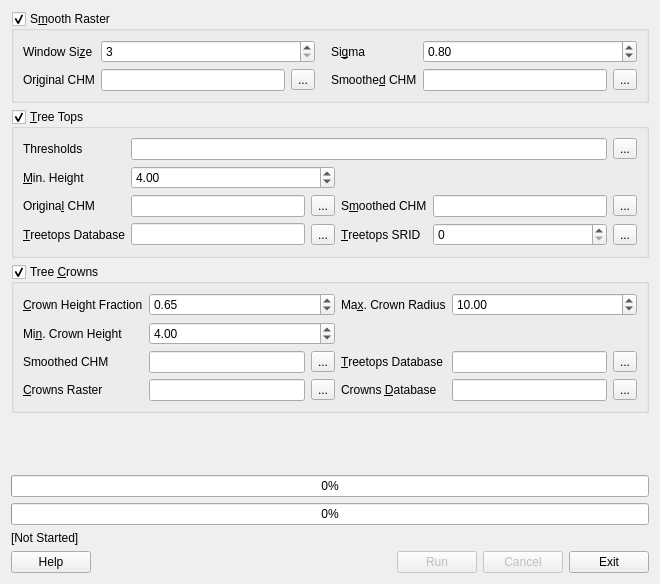
rskelly/treetops, file src/apps/treetops.ui: the form before one commit.
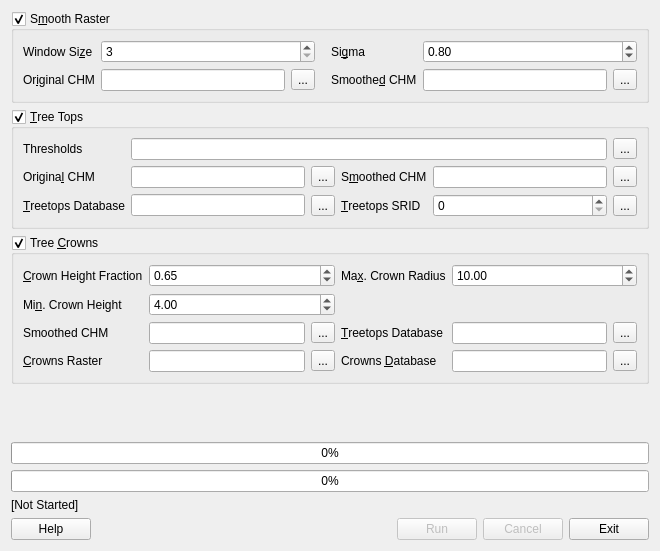
The form after the commit.

Commit message: Remove topsMinHeight config field.

```diff
--- a/src/apps/treetops.ui
+++ b/src/apps/treetops.ui
@@ -7,7 +7,7 @@
     <x>0</x>
     <y>0</y>
     <width>660</width>
-    <height>584</height>
+    <height>551</height>
    </rect>
   </property>
   <property name="sizePolicy">
@@ -175,7 +175,10 @@
      <layout class="QHBoxLayout" name="horizontalLayout">
       <item>
        <layout class="QGridLayout" name="topsGrid">
-        <item row="2" column="2">
+        <item row="0" column="1" colspan="4">
+         <widget class="QLineEdit" name="txtTopsThresholds"/>
+        </item>
+        <item row="1" column="2">
          <widget class="QToolButton" name="btnTopsOriginalCHM">
           <property name="mouseTracking">
            <bool>false</bool>
@@ -188,17 +191,7 @@
           </property>
          </widget>
         </item>
-        <item row="1" column="0">
-         <widget class="QLabel" name="label_4">
-          <property name="text">
-           <string>&amp;Min. Height</string>
-          </property>
-          <property name="buddy">
-           <cstring>spnTopsMinHeight</cstring>
-          </property>
-         </widget>
-        </item>
-        <item row="3" column="2">
+        <item row="2" column="2">
          <widget class="QToolButton" name="btnTopsTreetopsDatabase">
           <property name="mouseTracking">
            <bool>false</bool>
@@ -211,23 +204,7 @@
           </property>
          </widget>
         </item>
-        <item row="1" column="1" colspan="2">
-         <widget class="QDoubleSpinBox" name="spnTopsMinHeight">
-          <property name="mouseTracking">
-           <bool>false</bool>
-          </property>
-          <property name="acceptDrops">
-           <bool>false</bool>
-          </property>
-          <property name="maximum">
-           <double>300.000000000000000</double>
-          </property>
-          <property name="value">
-           <double>4.000000000000000</double>
-          </property>
-         </widget>
-        </item>
-        <item row="3" column="1">
+        <item row="2" column="1">
          <widget class="QLineEdit" name="txtTopsTreetopsDatabase">
           <property name="mouseTracking">
            <bool>false</bool>
@@ -237,10 +214,7 @@
           </property>
          </widget>
         </item>
-        <item row="2" column="4">
-         <widget class="QLineEdit" name="txtTopsSmoothedCHM"/>
-        </item>
-        <item row="2" column="1">
+        <item row="1" column="1">
          <widget class="QLineEdit" name="txtTopsOriginalCHM">
           <property name="mouseTracking">
            <bool>false</bool>
@@ -250,17 +224,10 @@
           </property>
          </widget>
         </item>
-        <item row="3" column="0">
-         <widget class="QLabel" name="label_6">
-          <property name="text">
-           <string>&amp;Treetops Database</string>
-          </property>
-          <property name="buddy">
-           <cstring>txtTopsTreetopsDatabase</cstring>
-          </property>
-         </widget>
+        <item row="1" column="4">
+         <widget class="QLineEdit" name="txtTopsSmoothedCHM"/>
         </item>
-        <item row="3" column="4">
+        <item row="2" column="4">
          <widget class="QSpinBox" name="spnTopsTreetopsSRID">
           <property name="mouseTracking">
            <bool>false</bool>
@@ -277,6 +244,16 @@
          </widget>
         </item>
         <item row="2" column="0">
+         <widget class="QLabel" name="label_6">
+          <property name="text">
+           <string>&amp;Treetops Database</string>
+          </property>
+          <property name="buddy">
+           <cstring>txtTopsTreetopsDatabase</cstring>
+          </property>
+         </widget>
+        </item>
+        <item row="1" column="0">
          <widget class="QLabel" name="label_5">
           <property name="text">
            <string>Origina&amp;l CHM</string>
@@ -286,7 +263,7 @@
           </property>
          </widget>
         </item>
-        <item row="3" column="5">
+        <item row="2" column="5">
          <widget class="QToolButton" name="btnTopsTreetopsSRID">
           <property name="mouseTracking">
            <bool>false</bool>
@@ -299,7 +276,7 @@
           </property>
          </widget>
         </item>
-        <item row="2" column="3">
+        <item row="1" column="3">
          <widget class="QLabel" name="label_16">
           <property name="text">
            <string>S&amp;moothed CHM</string>
@@ -309,7 +286,7 @@
           </property>
          </widget>
         </item>
-        <item row="3" column="3">
+        <item row="2" column="3">
          <widget class="QLabel" name="label_17">
           <property name="text">
            <string>&amp;Treetops SRID</string>
@@ -319,7 +296,7 @@
           </property>
          </widget>
         </item>
-        <item row="2" column="5">
+        <item row="1" column="5">
          <widget class="QToolButton" name="btnTopsSmoothedCHM">
           <property name="mouseTracking">
            <bool>false</bool>
@@ -339,9 +316,6 @@
           </property>
          </widget>
         </item>
-        <item row="0" column="1" colspan="4">
-         <widget class="QLineEdit" name="txtTopsThresholds"/>
-        </item>
         <item row="0" column="5">
          <widget class="QToolButton" name="btnTopsThresholds">
           <property name="enabled">
```
Left out of the diff: 1 changed line with no effect on the pictures. The commit also changes 5 other files.
